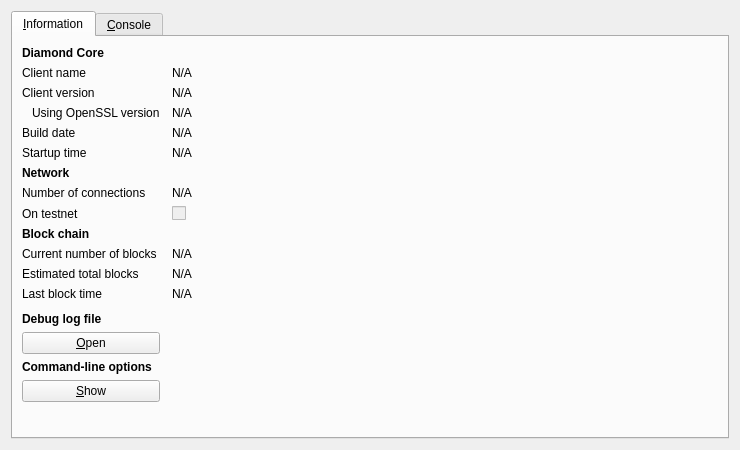
Before: the Qt Designer form src/qt/forms/rpcconsole.ui in shadowrider26/Diamond, drawn with Qt 5.
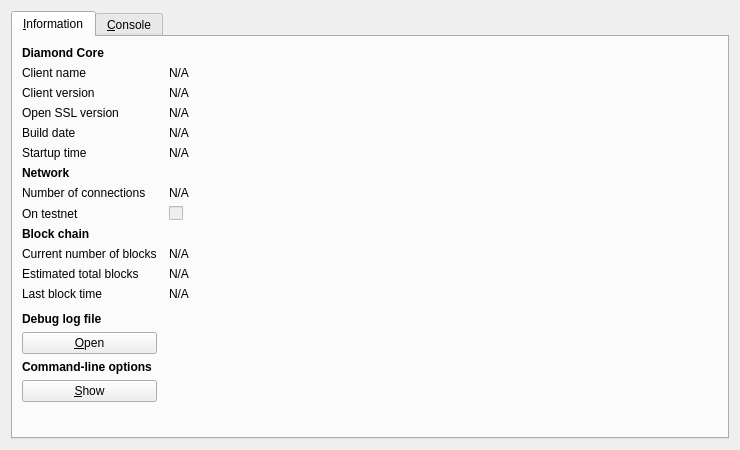
After: the same form once the commit is applied. Icons and pictures are not drawn.

```diff
--- a/src/qt/forms/rpcconsole.ui
+++ b/src/qt/forms/rpcconsole.ui
@@ -86,16 +86,6 @@
          </property>
         </widget>
        </item>
-       <item row="3" column="0">
-        <widget class="QLabel" name="label_14">
-         <property name="text">
-          <string>Using OpenSSL version</string>
-         </property>
-         <property name="indent">
-          <number>10</number>
-         </property>
-        </widget>
-       </item>
        <item row="3" column="1">
         <widget class="QLabel" name="openSSLVersion">
          <property name="cursor">
@@ -371,6 +361,13 @@
          </property>
         </spacer>
        </item>
+       <item row="3" column="0">
+        <widget class="QLabel" name="label_14">
+         <property name="text">
+          <string>Open SSL version</string>
+         </property>
+        </widget>
+       </item>
       </layout>
      </widget>
      <widget class="QWidget" name="tab_console">
```
